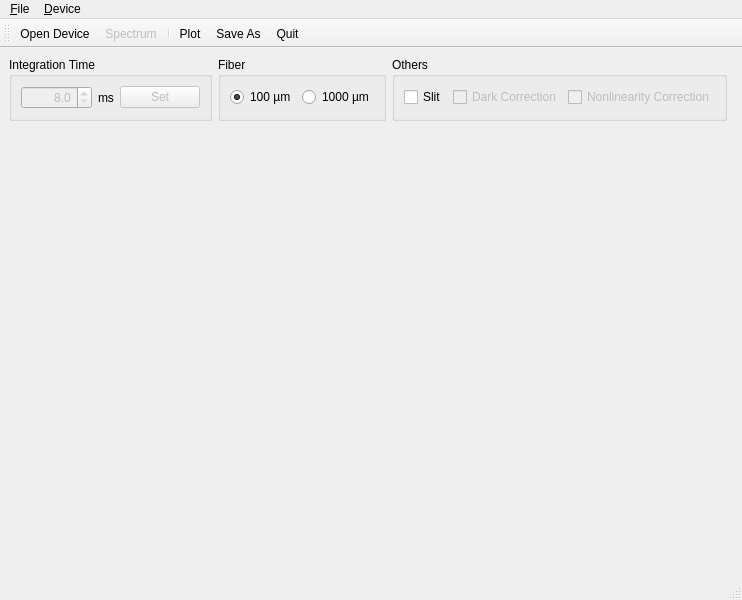
Before: the Qt Designer form spectrometer.ui in GNHua/Ocean-optics-spectrometer, drawn with Qt 5.
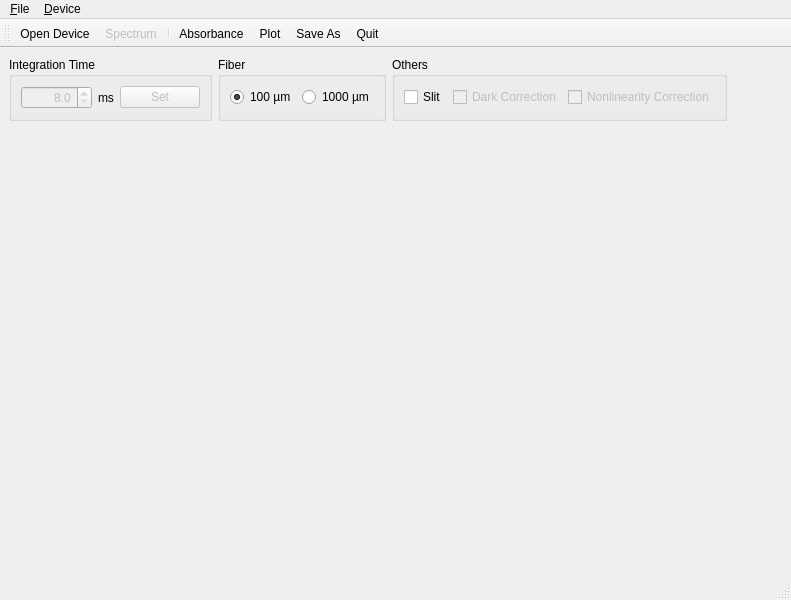
After: the same form once the commit is applied. Icons and pictures are not drawn.

Commit message: add calculating absorbance

What changed in the file:
```diff
--- a/spectrometer.ui
+++ b/spectrometer.ui
@@ -6,7 +6,7 @@
    <rect>
     <x>0</x>
     <y>0</y>
-    <width>655</width>
+    <width>791</width>
     <height>600</height>
    </rect>
   </property>
@@ -162,8 +162,8 @@
     <rect>
      <x>0</x>
      <y>0</y>
-     <width>655</width>
-     <height>21</height>
+     <width>791</width>
+     <height>22</height>
     </rect>
    </property>
    <property name="nativeMenuBar">
@@ -201,6 +201,7 @@
    <addaction name="actionOpenDev"/>
    <addaction name="actionSpectrum"/>
    <addaction name="separator"/>
+   <addaction name="actionAbsorbance"/>
    <addaction name="actionPlot"/>
    <addaction name="actionSave"/>
    <addaction name="actionQuit"/>
@@ -287,6 +288,21 @@
     <string>Ctrl+A</string>
    </property>
   </action>
+  <action name="actionAbsorbance">
+   <property name="icon">
+    <iconset resource="spectrometer.qrc">
+     <normaloff>:/icon/icon/absorb.png</normaloff>:/icon/icon/absorb.png</iconset>
+   </property>
+   <property name="text">
+    <string>Absorbance</string>
+   </property>
+   <property name="toolTip">
+    <string>Calculate Absorbance</string>
+   </property>
+   <property name="shortcut">
+    <string>Ctrl+B</string>
+   </property>
+  </action>
  </widget>
  <resources>
   <include location="spectrometer.qrc"/>
```
Left out of the diff: 1 changed line with no effect on the pictures. The commit also changes 6 other files.
